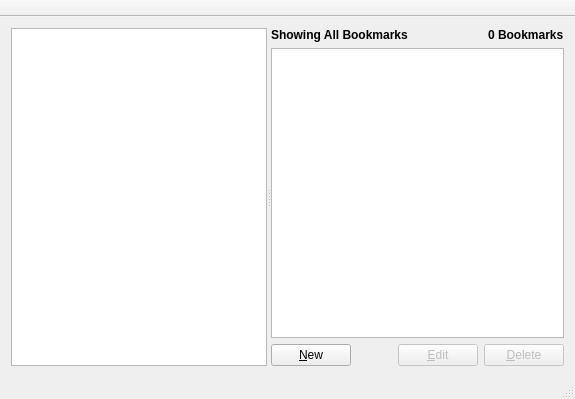
hossein/BookmarkManager, file MainWindow.ui: the form before one commit.
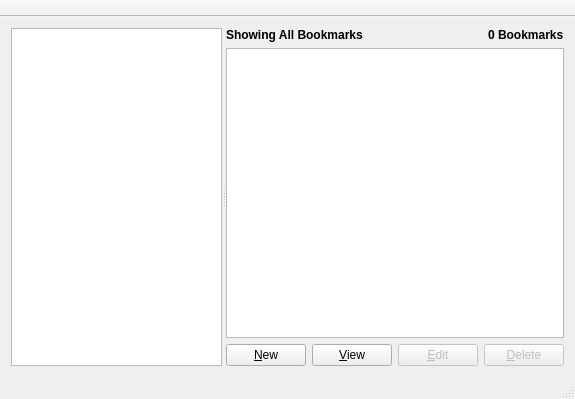
The form after the commit.

Commit message: MainWindow can now "View" bookmarks

```diff
--- a/MainWindow.ui
+++ b/MainWindow.ui
@@ -126,6 +126,13 @@
             </property>
            </spacer>
           </item>
+          <item>
+           <widget class="QPushButton" name="btnView">
+            <property name="text">
+             <string>&amp;View</string>
+            </property>
+           </widget>
+          </item>
           <item>
            <widget class="QPushButton" name="btnEdit">
             <property name="enabled">
```
The commit also changes 2 other files.
